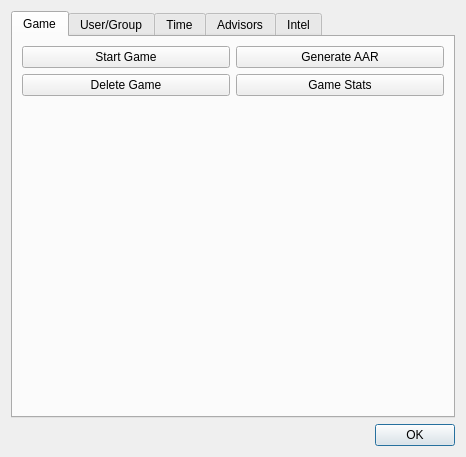
This is ui/EditScenarioDialog.ui in dmzdev/stance as Qt 5 draws it before an edit. The edited form follows.
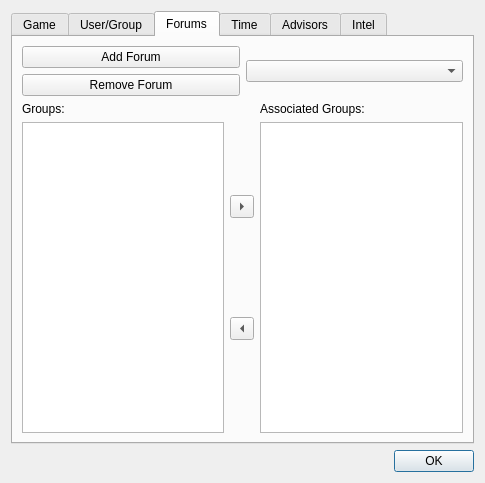
This is the edited form. The open tabs and pages were chosen to show the change.

Commit message: Multiple forums per group / multiple groups per forum functionality implemented. Moved forum creation to editScenario window.

What changed in the file:
```diff
--- a/ui/EditScenarioDialog.ui
+++ b/ui/EditScenarioDialog.ui
@@ -6,8 +6,8 @@
    <rect>
     <x>0</x>
     <y>0</y>
-    <width>466</width>
-    <height>457</height>
+    <width>485</width>
+    <height>483</height>
    </rect>
   </property>
   <property name="windowTitle">
@@ -192,6 +192,94 @@
        </item>
       </layout>
      </widget>
+     <widget class="QWidget" name="tab_6">
+      <attribute name="title">
+       <string>Forums</string>
+      </attribute>
+      <layout class="QVBoxLayout" name="verticalLayout_19">
+       <item>
+        <layout class="QHBoxLayout" name="horizontalLayout_9">
+         <item>
+          <layout class="QVBoxLayout" name="verticalLayout_14">
+           <item>
+            <widget class="QPushButton" name="createForumButton">
+             <property name="text">
+              <string>Add Forum</string>
+             </property>
+            </widget>
+           </item>
+           <item>
+            <widget class="QPushButton" name="deleteForumButton">
+             <property name="text">
+              <string>Remove Forum</string>
+             </property>
+            </widget>
+           </item>
+          </layout>
+         </item>
+         <item>
+          <widget class="QComboBox" name="forumList"/>
+         </item>
+        </layout>
+       </item>
+       <item>
+        <layout class="QHBoxLayout" name="horizontalLayout_13">
+         <item>
+          <layout class="QVBoxLayout" name="verticalLayout_17">
+           <item>
+            <widget class="QLabel" name="label_4">
+             <property name="text">
+              <string>Groups:</string>
+             </property>
+            </widget>
+           </item>
+           <item>
+            <widget class="QListWidget" name="forumGroupList"/>
+           </item>
+          </layout>
+         </item>
+         <item>
+          <layout class="QVBoxLayout" name="verticalLayout_16">
+           <item>
+            <widget class="QToolButton" name="addForumGroupButton">
+             <property name="text">
+              <string>...</string>
+             </property>
+             <property name="arrowType">
+              <enum>Qt::RightArrow</enum>
+             </property>
+            </widget>
+           </item>
+           <item>
+            <widget class="QToolButton" name="removeForumGroupButton">
+             <property name="text">
+              <string>...</string>
+             </property>
+             <property name="arrowType">
+              <enum>Qt::LeftArrow</enum>
+             </property>
+            </widget>
+           </item>
+          </layout>
+         </item>
+         <item>
+          <layout class="QVBoxLayout" name="verticalLayout_18">
+           <item>
+            <widget class="QLabel" name="label_5">
+             <property name="text">
+              <string>Associated Groups:</string>
+             </property>
+            </widget>
+           </item>
+           <item>
+            <widget class="QListWidget" name="forumAssocList"/>
+           </item>
+          </layout>
+         </item>
+        </layout>
+       </item>
+      </layout>
+     </widget>
      <widget class="QWidget" name="tab_3">
       <attribute name="title">
        <string>Time</string>
```
The commit also changes 5 other files.
